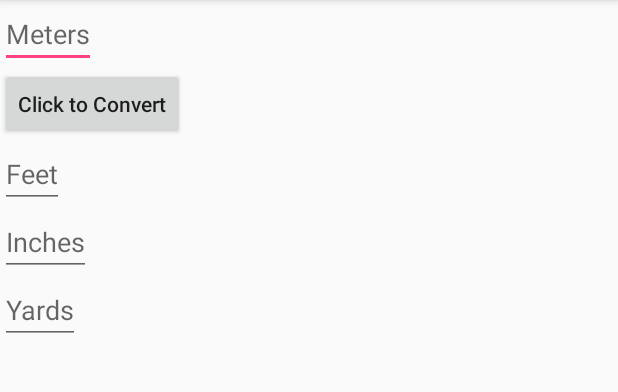
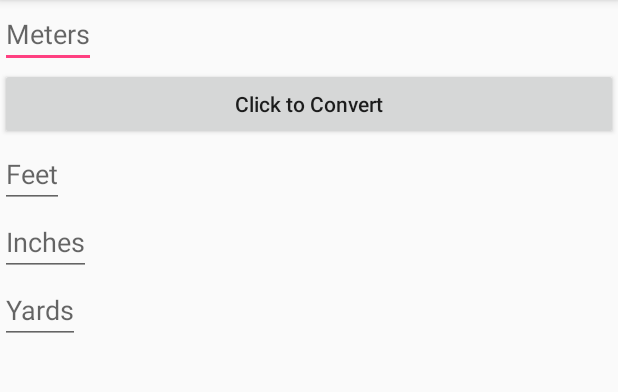
Before and after one commit to peimansh/Android-Simple-Converter, an Android app: the screen it shows after launch (MainActivity), on a phone screen of 412 x 824 dp, the part 84-476 px from its top. Run offline under Robolectric (Android 15) with nearby library versions, the phone set to English and light mode, and no system bars.

Commit message:
Button shape changed

```diff
--- a/app/src/main/res/layout/activity_main.xml
+++ b/app/src/main/res/layout/activity_main.xml
@@ -7,7 +7,7 @@
     tools:context="com.example.tmp_sda_1130.pemiconverter.MainActivity">
 
     <LinearLayout
-        android:layout_width="wrap_content"
+        android:layout_width="match_parent"
         android:layout_height="wrap_content"
         android:orientation="vertical"
         tools:layout_editor_absoluteY="0dp"
@@ -18,11 +18,12 @@
             android:layout_width="wrap_content"
             android:layout_height="wrap_content"
             android:hint="Meters"
+            android:inputType="numberDecimal"
             android:selectAllOnFocus="false" />
 
         <Button
-            android:layout_width="wrap_content"
-            android:layout_height="wrap_content"
+            android:layout_width="match_parent"
+            android:layout_height="match_parent"
             android:text="Click to Convert"
             android:id="@+id/conversion"
             android:textAllCaps="false"
```
